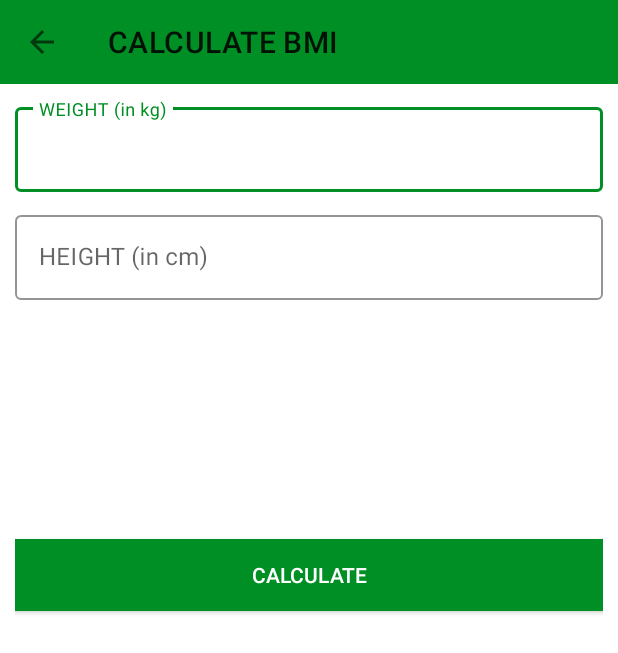
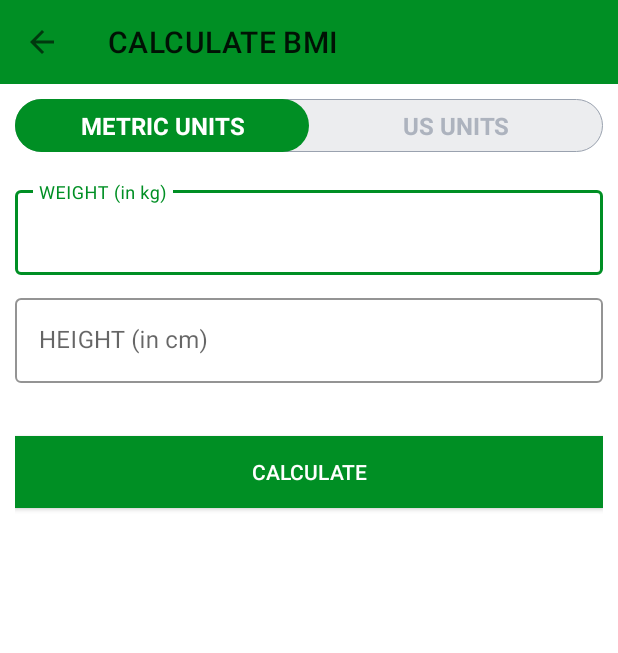
Before and after one commit to iamr-kumar/FitInTenMinutes, an Android app: the BmiActitvity screen opened directly, with no data from a screen before it, after a tap on "CALCULATE", on a phone screen of 412 x 824 dp. Shown: the top 653 px of the screen. Run offline under Robolectric (Android 15) with nearby library versions, the light colour scheme and no system bars.

Commit message:
bmi calculator done

```diff
--- a/app/src/main/java/com/example/fitinsevenminutes/BmiActitvity.kt
+++ b/app/src/main/java/com/example/fitinsevenminutes/BmiActitvity.kt
@@ -2,6 +2,7 @@ package com.example.fitinsevenminutes
 
 import androidx.appcompat.app.AppCompatActivity
 import android.os.Bundle
+import android.util.Log
 import android.view.View
 import android.widget.Toast
 import com.example.fitinsevenminutes.databinding.ActivityBmiActitvityBinding
@@ -10,6 +11,12 @@ import java.math.RoundingMode
 
 class BmiActitvity : AppCompatActivity() {
     private lateinit var binding: ActivityBmiActitvityBinding
+
+    val METRIC_UNITS_VIEW = "METRIC_UNIT_VIEW"
+    val US_UNITS_VIEW = "US_UNIT_VIEW"
+
+    var currentVisibleView: String = METRIC_UNITS_VIEW
+
     override fun onCreate(savedInstanceState: Bundle?) {
         binding = ActivityBmiActitvityBinding.inflate(layoutInflater)
         super.onCreate(savedInstanceState)
@@ -17,7 +24,7 @@ class BmiActitvity : AppCompatActivity() {
 
         setSupportActionBar(binding.toolbarBmiActivity)
         val actionBar = supportActionBar
-        if(actionBar != null) {
+        if (actionBar != null) {
             actionBar.setDisplayHomeAsUpEnabled(true)
             actionBar.title = "CALCULATE BMI"
 
@@ -27,29 +34,100 @@ class BmiActitvity : AppCompatActivity() {
         }
 
         binding.btnCalculateUnits.setOnClickListener {
-            if(!validateMetricUnits()) {
-                Toast.makeText(this, "Please enter valid information", Toast.LENGTH_SHORT).show()
+            if(currentVisibleView == METRIC_UNITS_VIEW) {
+                if (!validateMetricUnits()) {
+                    Toast.makeText(this, "Please enter valid information", Toast.LENGTH_SHORT).show()
+                } else {
+                    val heightValue: Float = binding.etMetricUnitHeight.text.toString().toFloat() / 100
+                    val weightValue: Float = binding.etMetricUnitWeight.text.toString().toFloat()
+                    val bmi: Float = weightValue / (heightValue * heightValue)
+
+                    displayBMIResult(bmi)
+                }
             }
             else {
-                val heightValue: Float = binding.etMetricUnitHeight.text.toString().toFloat() / 100
-                val weightValue: Float = binding.etMetricUnitWeight.text.toString().toFloat()
-                val bmi: Float = weightValue / (heightValue * heightValue)
+                if (!validateUsUnits()) {
+                    Toast.makeText(this, "Please enter valid information", Toast.LENGTH_SHORT).show()
+                } else {
+                    val inchValue: String = binding.etUsUnitHeightInch.text.toString()
+                    val feetValue: String = binding.etUsUnitHeightFeet.text.toString()
+                    val weightValue: Float = binding.etUsUnitWeight.text.toString().toFloat()
+                    val heightValue = inchValue.toFloat() + feetValue.toFloat() * 12
+                    val bmi: Float = 703 * (weightValue / (heightValue * heightValue))
 
-                displayBMIResult(bmi)
+                    displayBMIResult(bmi)
+                }
+            }
+
+        }
+
+        makeVisibleMetricUnitsView()
+
+        binding.rgUnits.setOnCheckedChangeListener { group, checkedId ->
+            if (checkedId == R.id.rbMetricUnits) {
+                makeVisibleMetricUnitsView()
+            }
+            else {
+                makeVisibleUscUnitsView()
             }
         }
 
     }
 
+    private fun makeVisibleMetricUnitsView() {
+        currentVisibleView = METRIC_UNITS_VIEW
+        binding.tilMetricUnitWeight.visibility = View.VISIBLE
+        binding.tilMetricUnitHeight.visibility = View.VISIBLE
+
+        binding.tilUsUnitWeight.visibility = View.GONE
+        binding.llUsUnitsHeight.visibility = View.GONE
+
+        binding.etMetricUnitHeight.text!!.clear()
+        binding.etMetricUnitWeight.text!!.clear()
+
+        binding.llBmiResult.visibility = View.GONE
+    }
+
+
+    private fun makeVisibleUscUnitsView() {
+        currentVisibleView = US_UNITS_VIEW
+        binding.tilMetricUnitWeight.visibility = View.GONE
+        binding.tilMetricUnitHeight.visibility = View.GONE
+
+        binding.etUsUnitWeight.text!!.clear()
+        binding.etUsUnitHeightInch.text!!.clear()
+        binding.etUsUnitHeightFeet.text!!.clear()
+
+        binding.tilUsUnitWeight.visibility = View.VISIBLE
+        binding.llUsUnitsHeight.visibility = View.VISIBLE
+
+        binding.llBmiResult.visibility = View.GONE
+    }
+
+
     private fun validateMetricUnits(): Boolean {
         var isValid = true
 
-        if(binding.etMetricUnitHeight.text.toString().isEmpty()) {
+        if (binding.etMetricUnitHeight.text.toString().isEmpty()) {
+            isValid = false
+        } else if (binding.etMetricUnitWeight.text.toString().isEmpty()) {
             isValid = false
         }
-        else if(binding.etMetricUnitWeight.text.toString().isEmpty()) {
+        return isValid
+    }
+
+    private fun validateUsUnits():Boolean {
+        var isValid =  true
+        if(binding.etUsUnitWeight.text.toString().isEmpty()) {
             isValid = false
         }
+        else if(binding.etUsUnitHeightFeet.text.toString().isEmpty()) {
+            isValid = false
+        }
+        else if(binding.etUsUnitHeightInch.text.toString().isEmpty()) {
+            isValid = false
+        }
+
         return isValid
     }
 
@@ -88,10 +166,12 @@ class BmiActitvity : AppCompatActivity() {
             bmiDescription = "OMG! You are in a very dangerous condition! Act now!"
         }
 
-        binding.tvBmi.visibility = View.VISIBLE
-        binding.tvBmiValue.visibility = View.VISIBLE
-        binding.tvBmiType.visibility = View.VISIBLE
-        binding.tvBmiDesc.visibility = View.VISIBLE
+        binding.llBmiResult.visibility = View.VISIBLE
+
+//        binding.tvBmi.visibility = View.VISIBLE
+//        binding.tvBmiValue.visibility = View.VISIBLE
+//        binding.tvBmiType.visibility = View.VISIBLE
+//        binding.tvBmiDesc.visibility = View.VISIBLE
 
         val bmiValue = BigDecimal(bmi.toDouble()).setScale(2, RoundingMode.HALF_EVEN).toString()
         binding.tvBmiValue.text = bmiValue
@@ -99,4 +179,7 @@ class BmiActitvity : AppCompatActivity() {
         binding.tvBmiDesc.text = bmiDescription
 
     }
+
+
+
 }
--- /dev/null
+++ b/app/src/main/res/drawable/radio_group_tab_background.xml
@@ -0,0 +1,6 @@
+<?xml version="1.0" encoding="utf-8"?>
+<shape xmlns:android="http://schemas.android.com/apk/res/android" android:shape="rectangle">
+    <solid android:color="#ECEDEF" />
+    <stroke android:width="0.5dp" android:color="#9AA2AF" />
+    <corners android:radius="30dp" />
+</shape>
--- /dev/null
+++ b/app/src/main/res/drawable/units_tab_selector.xml
@@ -0,0 +1,10 @@
+<?xml version="1.0" encoding="utf-8"?>
+<selector xmlns:android="http://schemas.android.com/apk/res/android">
+    <item android:state_checked="true">
+        <shape android:shape="rectangle">
+            <solid android:color="@color/accent_color" />
+            <corners android:radius="30dp"/>
+        </shape>
+
+    </item>
+</selector>
--- /dev/null
+++ b/app/src/main/res/drawable/units_tab_text_color_selector.xml
@@ -0,0 +1,5 @@
+<?xml version="1.0" encoding="utf-8"?>
+<selector xmlns:android="http://schemas.android.com/apk/res/android">
+    <item android:color="@color/white" android:state_checked="true" />
+    <item android:color="#ADB3BE" android:state_checked="false" />
+</selector>
--- a/app/src/main/res/layout/activity_bmi_actitvity.xml
+++ b/app/src/main/res/layout/activity_bmi_actitvity.xml
@@ -13,11 +13,52 @@
         android:background="@color/accent_color"
          />
 
+    <RadioGroup
+        android:id="@+id/rgUnits"
+        android:layout_width="match_parent"
+        android:layout_height="wrap_content"
+        android:layout_below="@+id/toolbarBmiActivity"
+        android:layout_margin="10dp"
+        android:background="@drawable/radio_group_tab_background"
+        android:orientation="horizontal">
+
+        <RadioButton
+            android:id="@+id/rbMetricUnits"
+            android:layout_width="0dp"
+            android:layout_height="35dp"
+            android:layout_weight="1"
+            android:checked="true"
+            android:background="@drawable/units_tab_selector"
+            android:button="@null"
+            android:text="METRIC UNITS"
+            android:textColor="@drawable/units_tab_text_color_selector"
+            android:gravity="center"
+            android:textSize="16sp"
+            android:textStyle="bold"
+            />
+
+        <RadioButton
+            android:id="@+id/rbUsUnits"
+            android:layout_width="0dp"
+            android:layout_height="35dp"
+            android:layout_weight="1"
+            android:checked="false"
+            android:background="@drawable/units_tab_selector"
+            android:textColor="@drawable/units_tab_text_color_selector"
+            android:button="@null"
+            android:text="US UNITS"
+            android:gravity="center"
+            android:textSize="16sp"
+            android:textStyle="bold"
+            />
+
+    </RadioGroup>
+
     <LinearLayout
         android:id="@+id/llUnitsView"
         android:layout_width="match_parent"
         android:layout_height="match_parent"
-        android:layout_below="@+id/toolbarBmiActivity"
+        android:layout_below="@+id/rgUnits"
         android:orientation="vertical"
         android:padding="10dp"
         >
@@ -42,12 +83,33 @@
         </com.google.android.material.textfield.TextInputLayout>
 
         <com.google.android.material.textfield.TextInputLayout
+            android:id="@+id/tilUsUnitWeight"
+            android:layout_width="match_parent"
+            android:layout_height="wrap_content"
+            app:hintTextColor="@color/accent_color"
+            app:boxStrokeColor="@color/accent_color"
+            android:visibility="gone"
+            style="@style/TextInputLayoutStyle">
+
+            <androidx.appcompat.widget.AppCompatEditText
+                android:id="@+id/etUsUnitWeight"
+                android:layout_width="match_parent"
+                android:layout_height="wrap_content"
+                android:hint="WEIGHT (in lbs)"
+                android:inputType="numberDecimal"
+                android:textSize="16sp"
+                />
+
+        </com.google.android.material.textfield.TextInputLayout>
+
+        <com.google.android.material.textfield.TextInputLayout
             android:id="@+id/tilMetricUnitHeight"
             android:layout_width="match_parent"
             android:layout_height="wrap_content"
             app:hintTextColor="@color/accent_color"
             app:boxStrokeColor="@color/accent_color"
             android:layout_marginTop="10dp"
+
             style="@style/TextInputLayoutStyle">
 
             <androidx.appcompat.widget.AppCompatEditText
@@ -59,14 +121,71 @@
                 android:textSize="16sp"
                 />
 
+
         </com.google.android.material.textfield.TextInputLayout>
+
+        <LinearLayout
+            android:id="@+id/llUsUnitsHeight"
+            android:layout_width="match_parent"
+            android:layout_height="wrap_content"
+            android:orientation="horizontal"
+            android:visibility="gone"
+            android:baselineAligned="false"
+            >
+
+            <com.google.android.material.textfield.TextInputLayout
+                android:id="@+id/tilUsUnitHeight"
+                android:layout_width="0dp"
+                android:layout_weight="1"
+                android:layout_height="wrap_content"
+                app:hintTextColor="@color/accent_color"
+                app:boxStrokeColor="@color/accent_color"
+                android:layout_marginTop="10dp"
+                style="@style/TextInputLayoutStyle">
+
+                <androidx.appcompat.widget.AppCompatEditText
+                    android:id="@+id/etUsUnitHeightFeet"
+                    android:layout_width="match_parent"
+                    android:layout_height="wrap_content"
+                    android:hint="Feet"
+                    android:inputType="number"
+                    android:textSize="16sp"
+                    />
+
+            </com.google.android.material.textfield.TextInputLayout>
+
+            <com.google.android.material.textfield.TextInputLayout
+                android:id="@+id/tilUsUnitHeightFeet"
+                android:layout_width="0dp"
+                android:layout_height="wrap_content"
+                app:hintTextColor="@color/accent_color"
+                app:boxStrokeColor="@color/accent_color"
+                android:layout_weight="1"
+                android:layout_marginTop="10dp"
+                style="@style/TextInputLayoutStyle"
+                android:layout_marginStart="5dp">
+
+                <androidx.appcompat.widget.AppCompatEditText
+                    android:id="@+id/etUsUnitHeightInch"
+                    android:layout_width="match_parent"
+                    android:layout_height="wrap_content"
+                    android:hint="Inches"
+                    android:inputType="number"
+                    android:textSize="16sp"
+                    />
+
+            </com.google.android.material.textfield.TextInputLayout>
+
+        </LinearLayout>
+
+
 
         <LinearLayout
             android:id="@+id/llBmiResult"
             android:layout_width="match_parent"
             android:layout_height="wrap_content"
             android:layout_marginTop="20dp"
-            android:visibility="visible"
+            android:visibility="invisible"
             tools:visibility="visible"
             android:orientation="vertical"
             >
@@ -77,8 +196,8 @@
                 android:layout_height="wrap_content"
                 android:gravity="center"
                 android:text="YOUR BMI"
-                android:visibility="invisible"
                 android:textAllCaps="true"
+
                 android:textSize="16sp"
                 />
 
@@ -90,7 +209,6 @@
                 android:gravity="center"
                 android:textAllCaps="true"
                 android:textSize="16sp"
-                android:visibility="invisible"
                 tools:text="15.00"
                 />
 
@@ -102,7 +220,6 @@
                 android:gravity="center"
                 android:textAllCaps="true"
                 android:textSize="16sp"
-                android:visibility="invisible"
                 tools:text="Normal"
                 />
 
@@ -113,7 +230,6 @@
                 android:layout_marginTop="5dp"
                 android:gravity="center"
                 android:textAllCaps="true"
-                android:visibility="invisible"
                 android:textSize="16sp"
                 tools:text="Normal"
                 />
```
Also changed, not shown: app/src/main/java/com/example/fitinsevenminutes/ExcerciseActivity.kt (+17 -19 lines).
